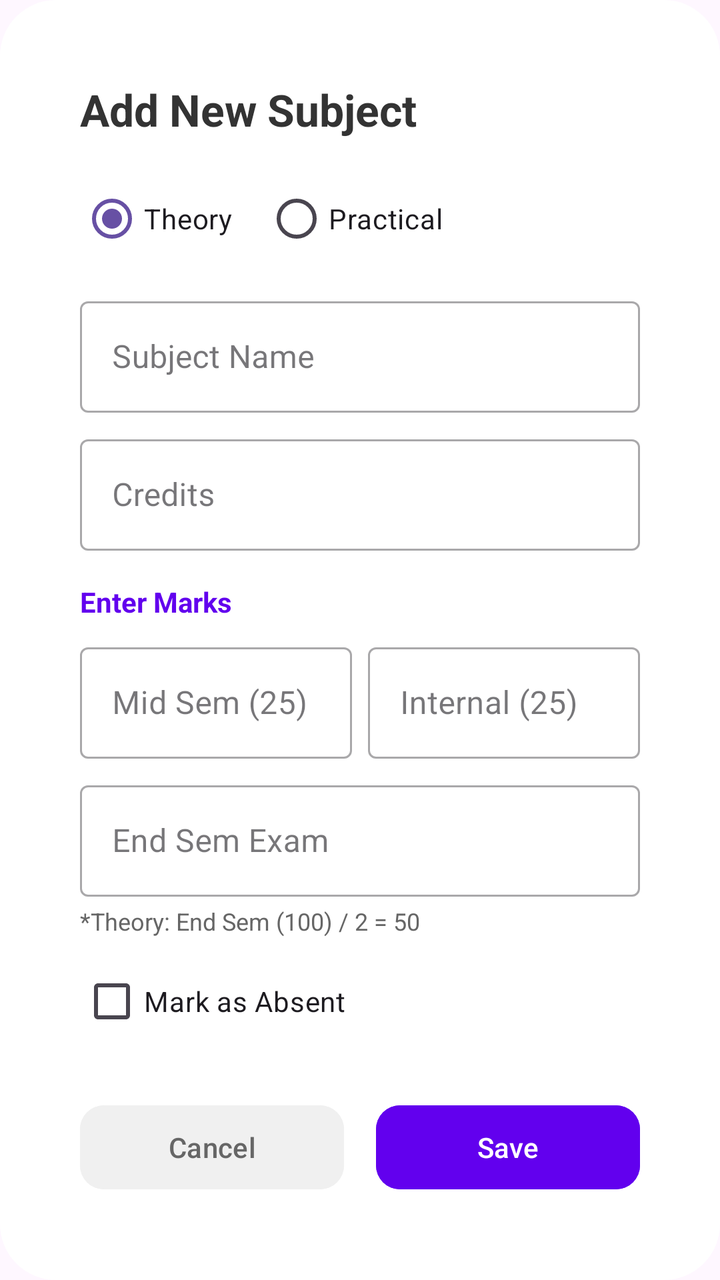
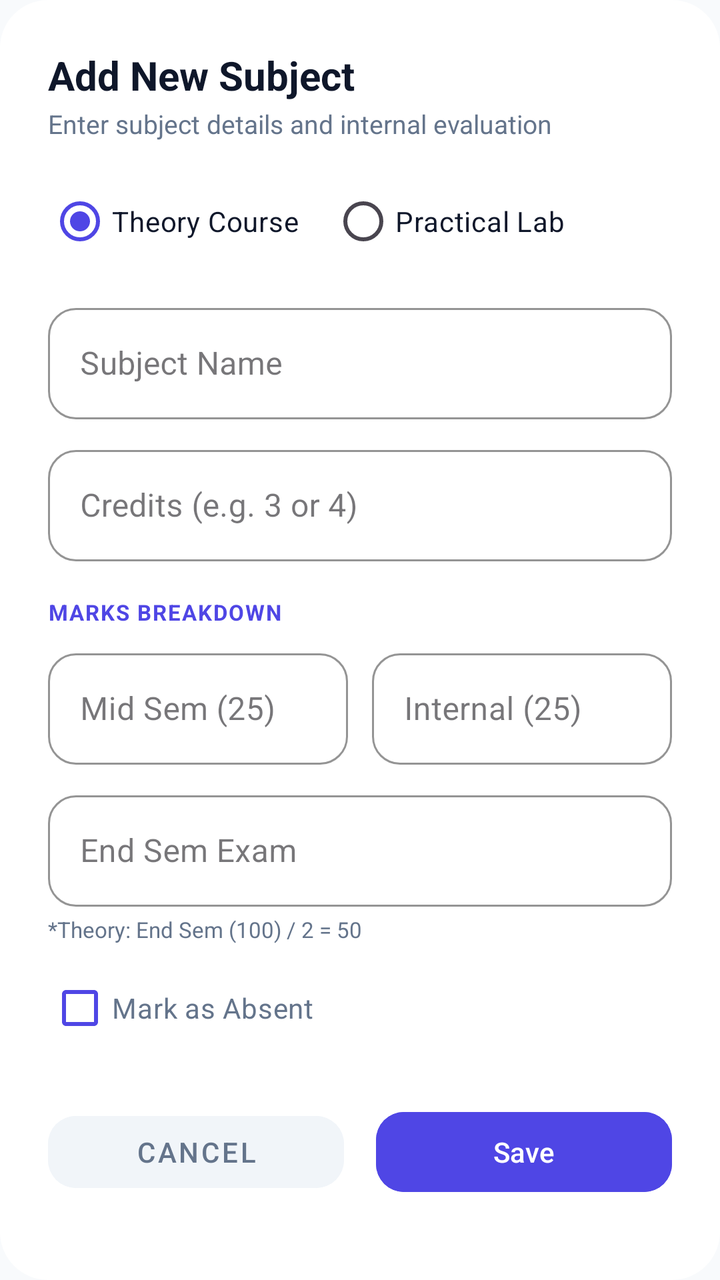

Screens rendered from an Android XML layout before and after an edit, with the pre-edit source and the edit as a unified diff.
<!-- AndroidManifest.xml: application theme Theme.CGPATracker -->
<!-- res/layout/dialog_add_subject.xml -->
<?xml version="1.0" encoding="utf-8"?>
<ScrollView xmlns:android="http://schemas.android.com/apk/res/android"
    xmlns:app="http://schemas.android.com/apk/res-auto"
    android:layout_width="match_parent"
    android:layout_height="wrap_content"
    android:background="@drawable/dialog_background">

    <LinearLayout
        android:layout_width="match_parent"
        android:layout_height="wrap_content"
        android:orientation="vertical"
        android:padding="24dp">

        <TextView
            android:id="@+id/tvDialogTitle"
            android:layout_width="wrap_content"
            android:layout_height="wrap_content"
            android:text="Add New Subject"
            android:textSize="22sp"
            android:textStyle="bold"
            android:textColor="#333333"
            android:layout_marginBottom="16dp"/>

        <RadioGroup
            android:id="@+id/radioGroupType"
            android:layout_width="match_parent"
            android:layout_height="wrap_content"
            android:orientation="horizontal"
            android:layout_marginBottom="12dp">

            <RadioButton
                android:id="@+id/rbTheory"
                android:layout_width="wrap_content"
                android:layout_height="wrap_content"
                android:text="Theory"
                android:checked="true"
                android:layout_marginEnd="16dp"/>

            <RadioButton
                android:id="@+id/rbPractical"
                android:layout_width="wrap_content"
                android:layout_height="wrap_content"
                android:text="Practical"/>
        </RadioGroup>

        <com.google.android.material.textfield.TextInputLayout
            style="@style/Widget.MaterialComponents.TextInputLayout.OutlinedBox"
            android:layout_width="match_parent"
            android:layout_height="wrap_content"
            android:hint="Subject Name">
            <com.google.android.material.textfield.TextInputEditText
                android:id="@+id/etSubjectName"
                android:layout_width="match_parent"
                android:layout_height="wrap_content"
                android:inputType="textCapWords"/>
        </com.google.android.material.textfield.TextInputLayout>

        <com.google.android.material.textfield.TextInputLayout
            style="@style/Widget.MaterialComponents.TextInputLayout.OutlinedBox"
            android:layout_width="match_parent"
            android:layout_height="wrap_content"
            android:layout_marginTop="8dp"
            android:hint="Credits">
            <com.google.android.material.textfield.TextInputEditText
                android:id="@+id/etCredits"
                android:layout_width="match_parent"
                android:layout_height="wrap_content"
                android:inputType="number"/>
        </com.google.android.material.textfield.TextInputLayout>

        <TextView
            android:layout_width="wrap_content"
            android:layout_height="wrap_content"
            android:text="Enter Marks"
            android:textStyle="bold"
            android:layout_marginTop="16dp"
            android:textColor="#6200EE"/>

        <LinearLayout
            android:id="@+id/layoutTheoryMarks"
            android:layout_width="match_parent"
            android:layout_height="wrap_content"
            android:orientation="horizontal"
            android:layout_marginTop="8dp">

            <com.google.android.material.textfield.TextInputLayout
                style="@style/Widget.MaterialComponents.TextInputLayout.OutlinedBox"
                android:layout_width="0dp"
                android:layout_height="wrap_content"
                android:layout_weight="1"
                android:layout_marginEnd="4dp"
                android:hint="Mid Sem (25)">
                <com.google.android.material.textfield.TextInputEditText
                    android:id="@+id/etMidSem"
                    android:layout_width="match_parent"
                    android:layout_height="wrap_content"
                    android:inputType="number"/>
            </com.google.android.material.textfield.TextInputLayout>

            <com.google.android.material.textfield.TextInputLayout
                style="@style/Widget.MaterialComponents.TextInputLayout.OutlinedBox"
                android:layout_width="0dp"
                android:layout_height="wrap_content"
                android:layout_weight="1"
                android:layout_marginStart="4dp"
                android:hint="Internal (25)">
                <com.google.android.material.textfield.TextInputEditText
                    android:id="@+id/etInternal"
                    android:layout_width="match_parent"
                    android:layout_height="wrap_content"
                    android:inputType="number"/>
            </com.google.android.material.textfield.TextInputLayout>
        </LinearLayout>

        <LinearLayout
            android:id="@+id/layoutPracticalMarks"
            android:layout_width="match_parent"
            android:layout_height="wrap_content"
            android:orientation="vertical"
            android:visibility="gone"
            android:layout_marginTop="8dp">

            <com.google.android.material.textfield.TextInputLayout
                style="@style/Widget.MaterialComponents.TextInputLayout.OutlinedBox"
                android:layout_width="match_parent"
                android:layout_height="wrap_content"
                android:hint="Internal Assessment (50)">
                <com.google.android.material.textfield.TextInputEditText
                    android:id="@+id/etInternalPractical"
                    android:layout_width="match_parent"
                    android:layout_height="wrap_content"
                    android:inputType="number"/>
            </com.google.android.material.textfield.TextInputLayout>
        </LinearLayout>

        <com.google.android.material.textfield.TextInputLayout
            style="@style/Widget.MaterialComponents.TextInputLayout.OutlinedBox"
            android:layout_width="match_parent"
            android:layout_height="wrap_content"
            android:layout_marginTop="8dp"
            android:hint="End Sem Exam">
            <com.google.android.material.textfield.TextInputEditText
                android:id="@+id/etEndSem"
                android:layout_width="match_parent"
                android:layout_height="wrap_content"
                android:inputType="number"/>
        </com.google.android.material.textfield.TextInputLayout>

        <TextView
            android:id="@+id/tvMarksHint"
            android:layout_width="wrap_content"
            android:layout_height="wrap_content"
            android:text="*Theory: End Sem (100) / 2 = 50"
            android:textSize="12sp"
            android:textColor="#666666"
            android:layout_marginTop="4dp"/>

        <CheckBox
            android:id="@+id/cbAbsent"
            android:layout_width="wrap_content"
            android:layout_height="wrap_content"
            android:text="Mark as Absent"
            android:layout_marginTop="8dp"/>

        <LinearLayout
            android:layout_width="match_parent"
            android:layout_height="wrap_content"
            android:layout_marginTop="24dp"
            android:orientation="horizontal">

            <com.google.android.material.button.MaterialButton
                android:id="@+id/btnCancelSubject"
                android:layout_width="0dp"
                android:layout_height="50dp"
                android:layout_weight="1"
                android:layout_marginEnd="8dp"
                android:text="Cancel"
                android:textColor="#666666"
                android:backgroundTint="#F0F0F0"
                app:cornerRadius="12dp" />

            <com.google.android.material.button.MaterialButton
                android:id="@+id/btnSaveSubject"
                android:layout_width="0dp"
                android:layout_height="50dp"
                android:layout_weight="1"
                android:layout_marginStart="8dp"
                android:text="Save"
                android:textColor="#FFFFFF"
                android:backgroundTint="#6200EE"
                app:cornerRadius="12dp" />
        </LinearLayout>
    </LinearLayout>
</ScrollView>
<!-- resources referenced by this layout -->
<resources>
  <!-- drawable dialog_background (drawable) -->
  <?xml version="1.0" encoding="utf-8"?>
  <shape xmlns:android="http://schemas.android.com/apk/res/android">
      <solid android:color="#FFFFFF" />
      <corners android:radius="28dp" />
      <padding android:left="16dp" android:right="16dp" android:top="16dp" android:bottom="16dp"/>
  </shape>
  <style name="Theme.CGPATracker" parent="Base.Theme.CGPATracker" />
  <style name="Base.Theme.CGPATracker" parent="Theme.Material3.DayNight.NoActionBar">
          
          
      </style>
</resources>

<!-- the commit's change to res/layout/dialog_add_subject.xml (unified diff, before → after) -->
@@ -16,66 +16,99 @@
             android:layout_width="wrap_content"
             android:layout_height="wrap_content"
             android:text="Add New Subject"
-            android:textSize="22sp"
+            android:textSize="20sp"
             android:textStyle="bold"
-            android:textColor="#333333"
-            android:layout_marginBottom="16dp"/>
-
+            android:textColor="@color/text_primary" />
+
+        <TextView
+            android:layout_width="wrap_content"
+            android:layout_height="wrap_content"
+            android:text="Enter subject details and internal evaluation"
+            android:textSize="13sp"
+            android:textColor="@color/text_secondary"
+            android:layout_marginTop="2dp"
+            android:layout_marginBottom="16dp" />
+
+        
         <RadioGroup
             android:id="@+id/radioGroupType"
             android:layout_width="match_parent"
             android:layout_height="wrap_content"
             android:orientation="horizontal"
-            android:layout_marginBottom="12dp">
+            android:layout_marginBottom="14dp">
 
             <RadioButton
                 android:id="@+id/rbTheory"
                 android:layout_width="wrap_content"
                 android:layout_height="wrap_content"
-                android:text="Theory"
+                android:text="Theory Course"
                 android:checked="true"
-                android:layout_marginEnd="16dp"/>
+                android:textColor="@color/text_primary"
+                android:buttonTint="@color/primary"
+                android:layout_marginEnd="16dp" />
 
             <RadioButton
                 android:id="@+id/rbPractical"
                 android:layout_width="wrap_content"
                 android:layout_height="wrap_content"
-                android:text="Practical"/>
+                android:text="Practical Lab"
+                android:textColor="@color/text_primary"
+                android:buttonTint="@color/primary" />
         </RadioGroup>
 
+        
         <com.google.android.material.textfield.TextInputLayout
             style="@style/Widget.MaterialComponents.TextInputLayout.OutlinedBox"
             android:layout_width="match_parent"
             android:layout_height="wrap_content"
+            app:boxCornerRadiusTopStart="14dp"
+            app:boxCornerRadiusTopEnd="14dp"
+            app:boxCornerRadiusBottomStart="14dp"
+            app:boxCornerRadiusBottomEnd="14dp"
+            app:boxStrokeColor="@color/primary"
             android:hint="Subject Name">
+
             <com.google.android.material.textfield.TextInputEditText
                 android:id="@+id/etSubjectName"
                 android:layout_width="match_parent"
                 android:layout_height="wrap_content"
-                android:inputType="textCapWords"/>
+                android:textColor="@color/text_primary"
+                android:inputType="textCapWords" />
         </com.google.android.material.textfield.TextInputLayout>
 
+        
         <com.google.android.material.textfield.TextInputLayout
             style="@style/Widget.MaterialComponents.TextInputLayout.OutlinedBox"
             android:layout_width="match_parent"
             android:layout_height="wrap_content"
-            android:layout_marginTop="8dp"
-            android:hint="Credits">
+            android:layout_marginTop="10dp"
+            app:boxCornerRadiusTopStart="14dp"
+            app:boxCornerRadiusTopEnd="14dp"
+            app:boxCornerRadiusBottomStart="14dp"
+            app:boxCornerRadiusBottomEnd="14dp"
+            app:boxStrokeColor="@color/primary"
+            android:hint="Credits (e.g. 3 or 4)">
+
             <com.google.android.material.textfield.TextInputEditText
                 android:id="@+id/etCredits"
                 android:layout_width="match_parent"
                 android:layout_height="wrap_content"
-                android:inputType="number"/>
+                android:textColor="@color/text_primary"
+                android:inputType="number" />
         </com.google.android.material.textfield.TextInputLayout>
 
-        <TextView
-            android:layout_width="wrap_content"
-            android:layout_height="wrap_content"
-            android:text="Enter Marks"
+        
+        <TextView
+            android:layout_width="wrap_content"
+            android:layout_height="wrap_content"
+            android:text="MARKS BREAKDOWN"
+            android:textSize="11sp"
             android:textStyle="bold"
-            android:layout_marginTop="16dp"
-            android:textColor="#6200EE"/>
-
+            android:letterSpacing="0.06"
+            android:layout_marginTop="18dp"
+            android:textColor="@color/primary" />
+
+        
         <LinearLayout
             android:id="@+id/layoutTheoryMarks"
             android:layout_width="match_parent"
@@ -88,13 +121,20 @@
                 android:layout_width="0dp"
                 android:layout_height="wrap_content"
                 android:layout_weight="1"
-                android:layout_marginEnd="4dp"
+                android:layout_marginEnd="6dp"
+                app:boxCornerRadiusTopStart="14dp"
+                app:boxCornerRadiusTopEnd="14dp"
+                app:boxCornerRadiusBottomStart="14dp"
+                app:boxCornerRadiusBottomEnd="14dp"
+                app:boxStrokeColor="@color/primary"
                 android:hint="Mid Sem (25)">
+
                 <com.google.android.material.textfield.TextInputEditText
                     android:id="@+id/etMidSem"
                     android:layout_width="match_parent"
                     android:layout_height="wrap_content"
-                    android:inputType="number"/>
+                    android:textColor="@color/text_primary"
+                    android:inputType="number" />
             </com.google.android.material.textfield.TextInputLayout>
 
             <com.google.android.material.textfield.TextInputLayout
@@ -102,16 +142,24 @@
                 android:layout_width="0dp"
                 android:layout_height="wrap_content"
                 android:layout_weight="1"
-                android:layout_marginStart="4dp"
+                android:layout_marginStart="6dp"
+                app:boxCornerRadiusTopStart="14dp"
+                app:boxCornerRadiusTopEnd="14dp"
+                app:boxCornerRadiusBottomStart="14dp"
+                app:boxCornerRadiusBottomEnd="14dp"
+                app:boxStrokeColor="@color/primary"
                 android:hint="Internal (25)">
+
                 <com.google.android.material.textfield.TextInputEditText
                     android:id="@+id/etInternal"
                     android:layout_width="match_parent"
                     android:layout_height="wrap_content"
-                    android:inputType="number"/>
+                    android:textColor="@color/text_primary"
+                    android:inputType="number" />
             </com.google.android.material.textfield.TextInputLayout>
         </LinearLayout>
 
+        
         <LinearLayout
             android:id="@+id/layoutPracticalMarks"
             android:layout_width="match_parent"
@@ -124,26 +172,41 @@
                 style="@style/Widget.MaterialComponents.TextInputLayout.OutlinedBox"
                 android:layout_width="match_parent"
                 android:layout_height="wrap_content"
+                app:boxCornerRadiusTopStart="14dp"
+                app:boxCornerRadiusTopEnd="14dp"
+                app:boxCornerRadiusBottomStart="14dp"
+                app:boxCornerRadiusBottomEnd="14dp"
+                app:boxStrokeColor="@color/primary"
                 android:hint="Internal Assessment (50)">
+
                 <com.google.android.material.textfield.TextInputEditText
                     android:id="@+id/etInternalPractical"
                     android:layout_width="match_parent"
                     android:layout_height="wrap_content"
-                    android:inputType="number"/>
+                    android:textColor="@color/text_primary"
+                    android:inputType="number" />
             </com.google.android.material.textfield.TextInputLayout>
         </LinearLayout>
 
+        
         <com.google.android.material.textfield.TextInputLayout
             style="@style/Widget.MaterialComponents.TextInputLayout.OutlinedBox"
             android:layout_width="match_parent"
             android:layout_height="wrap_content"
-            android:layout_marginTop="8dp"
+            android:layout_marginTop="10dp"
+            app:boxCornerRadiusTopStart="14dp"
+            app:boxCornerRadiusTopEnd="14dp"
+            app:boxCornerRadiusBottomStart="14dp"
+            app:boxCornerRadiusBottomEnd="14dp"
+            app:boxStrokeColor="@color/primary"
             android:hint="End Sem Exam">
+
             <com.google.android.material.textfield.TextInputEditText
                 android:id="@+id/etEndSem"
                 android:layout_width="match_parent"
                 android:layout_height="wrap_content"
-                android:inputType="number"/>
+                android:textColor="@color/text_primary"
+                android:inputType="number" />
         </com.google.android.material.textfield.TextInputLayout>
 
         <TextView
@@ -151,17 +214,20 @@
             android:layout_width="wrap_content"
             android:layout_height="wrap_content"
             android:text="*Theory: End Sem (100) / 2 = 50"
-            android:textSize="12sp"
-            android:textColor="#666666"
-            android:layout_marginTop="4dp"/>
+            android:textSize="11sp"
+            android:textColor="@color/text_secondary"
+            android:layout_marginTop="4dp" />
 
         <CheckBox
             android:id="@+id/cbAbsent"
             android:layout_width="wrap_content"
             android:layout_height="wrap_content"
             android:text="Mark as Absent"
-            android:layout_marginTop="8dp"/>
-
+            android:textColor="@color/text_secondary"
+            android:buttonTint="@color/primary"
+            android:layout_marginTop="8dp" />
+
+        
         <LinearLayout
             android:layout_width="match_parent"
             android:layout_height="wrap_content"
@@ -171,24 +237,25 @@
             <com.google.android.material.button.MaterialButton
                 android:id="@+id/btnCancelSubject"
                 android:layout_width="0dp"
-                android:layout_height="50dp"
+                android:layout_height="48dp"
                 android:layout_weight="1"
                 android:layout_marginEnd="8dp"
                 android:text="Cancel"
-                android:textColor="#666666"
-                android:backgroundTint="#F0F0F0"
-                app:cornerRadius="12dp" />
+                android:textColor="@color/text_secondary"
+                android:backgroundTint="@color/surface_variant"
+                app:cornerRadius="14dp"
+                style="@style/Widget.MaterialComponents.Button.UnelevatedButton" />
 
             <com.google.android.material.button.MaterialButton
                 android:id="@+id/btnSaveSubject"
                 android:layout_width="0dp"
-                android:layout_height="50dp"
+                android:layout_height="48dp"
                 android:layout_weight="1"
                 android:layout_marginStart="8dp"
                 android:text="Save"
                 android:textColor="#FFFFFF"
-                android:backgroundTint="#6200EE"
-                app:cornerRadius="12dp" />
+                android:backgroundTint="@color/primary"
+                app:cornerRadius="14dp" />
         </LinearLayout>
     </LinearLayout>
 </ScrollView>
<!-- resource entries referenced after the edit -->
@@ -1,16 +1,32 @@
 <!-- resources referenced by this layout -->
 <resources>
+  <color name="primary">#4F46E5</color>
+  <color name="surface_variant">#F1F5F9</color>
+  <color name="text_primary">#0F172A</color>
+  <color name="text_secondary">#64748B</color>
   <!-- drawable dialog_background (drawable) -->
   <?xml version="1.0" encoding="utf-8"?>
   <shape xmlns:android="http://schemas.android.com/apk/res/android">
-      <solid android:color="#FFFFFF" />
-      <corners android:radius="28dp" />
-      <padding android:left="16dp" android:right="16dp" android:top="16dp" android:bottom="16dp"/>
+      <solid android:color="@color/surface" />
+      <corners android:radius="24dp" />
   </shape>
   <style name="Theme.CGPATracker" parent="Base.Theme.CGPATracker" />
+  <color name="surface">#FFFFFF</color>
   <style name="Base.Theme.CGPATracker" parent="Theme.Material3.DayNight.NoActionBar">
-          
-          
+          <item name="colorPrimary">@color/primary</item>
+          <item name="colorSecondary">@color/primary_light</item>
+          <item name="android:statusBarColor">@color/background</item>
+          <item name="android:windowLightStatusBar">true</item>
+          <item name="android:windowBackground">@color/background</item>
+          <item name="bottomSheetDialogTheme">@style/CustomBottomSheetDialogTheme</item>
+      </style>
+  <color name="primary_light">#6366F1</color>
+  <color name="background">#F8FAFC</color>
+  <style name="CustomBottomSheetDialogTheme" parent="Theme.MaterialComponents.Light.BottomSheetDialog">
+          <item name="bottomSheetStyle">@style/CustomBottomSheetStyle</item>
+      </style>
+  <style name="CustomBottomSheetStyle" parent="Widget.Design.BottomSheet.Modal">
+          <item name="android:background">@android:color/transparent</item>
       </style>
 </resources>
 
